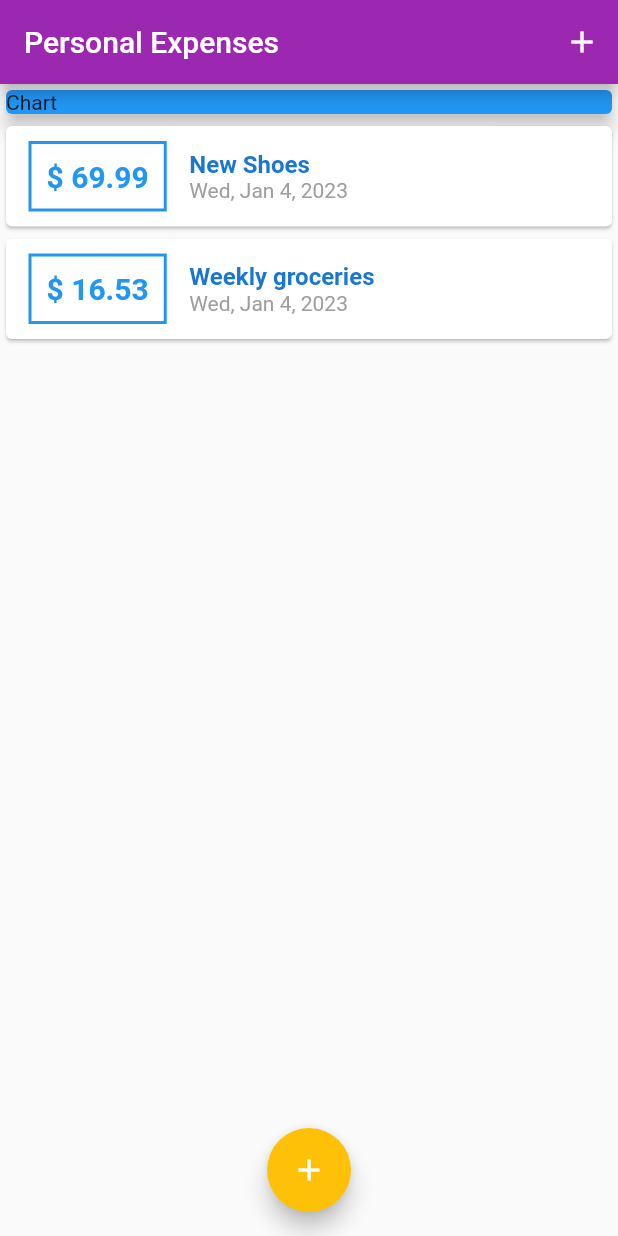
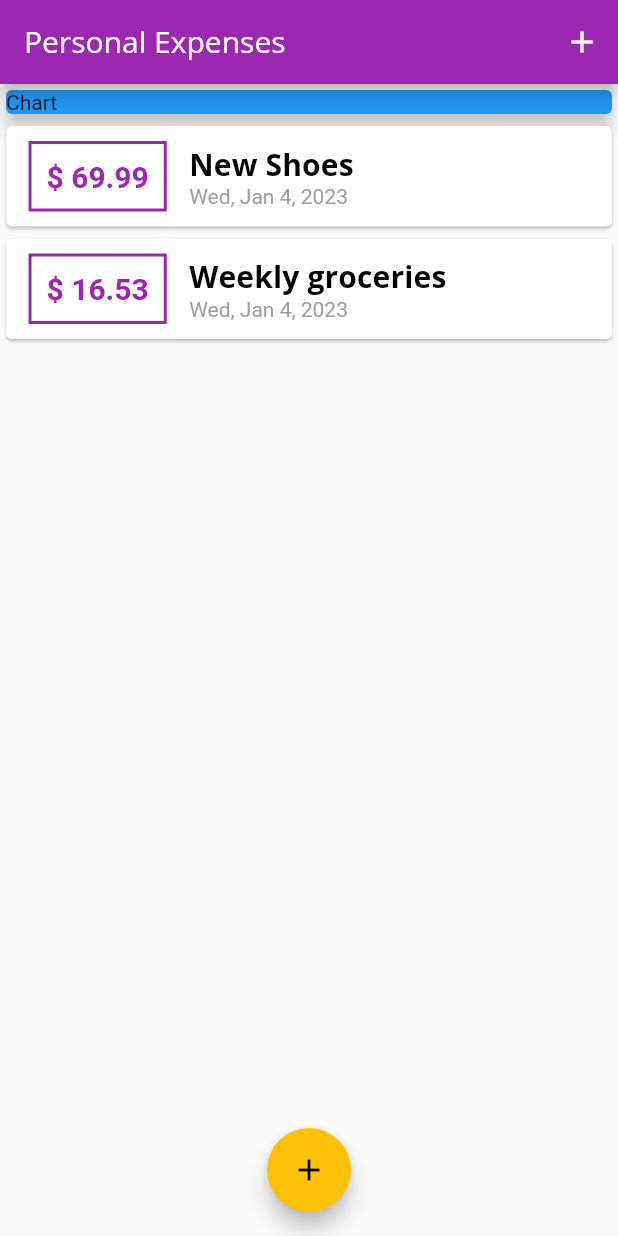
Before and after one commit to hichemBA67/expenses-app, a Flutter app: the screen it shows after launch, on a phone screen of 412 x 824 dp. Run offline on Flutter 3.47's test engine with Material 2 defaults, Android fonts, the phone set to English and light mode, and no system bars.

Commit message:
Section 4: 98 completed

```diff
--- a/lib/main.dart
+++ b/lib/main.dart
@@ -12,8 +12,24 @@ class MyApp extends StatelessWidget {
     return MaterialApp(
       title: 'Personal Expenses',
       theme: ThemeData(
-        colorScheme: ColorScheme.fromSwatch(primarySwatch: Colors.purple)
-            .copyWith(secondary: Colors.amber),
+        primarySwatch: Colors.purple,
+        accentColor: Colors.amber,
+        fontFamily: 'Quicksand',
+        textTheme: ThemeData.light().textTheme.copyWith(
+              titleSmall: TextStyle(
+                fontFamily: 'OpenSans',
+                fontWeight: FontWeight.bold,
+                fontSize: 20,
+              ),
+            ),
+        appBarTheme: AppBarTheme(
+          textTheme: ThemeData.light().textTheme.copyWith(
+                headline6: TextStyle(
+                  fontFamily: 'OpenSans',
+                  fontSize: 20,
+                ),
+              ),
+        ),
       ),
       home: MyHomePage(),
     );
--- a/lib/widgets/transaction_list.dart
+++ b/lib/widgets/transaction_list.dart
@@ -39,14 +39,8 @@ class TransactionList extends StatelessWidget {
                 mainAxisAlignment: MainAxisAlignment.spaceBetween,
                 crossAxisAlignment: CrossAxisAlignment.start,
                 children: <Widget>[
-                  Text(
-                    transactions[index].title,
-                    style: TextStyle(
-                      fontWeight: FontWeight.bold,
-                      fontSize: 16,
-                      color: Theme.of(context).primaryColorDark,
-                    ),
-                  ),
+                  Text(transactions[index].title,
+                      style: Theme.of(context).textTheme.titleSmall),
                   Text(DateFormat.yMMMEd().format(transactions[index].date),
                       style: TextStyle(
                         color: Colors.grey,
```
Also changed, not shown: pubspec.yaml (+12 -14 lines), assets/fonts/OpenSans-Bold.ttf (added), assets/fonts/OpenSans-Regular.ttf (added), assets/fonts/Quicksand-Bold.ttf (added), assets/fonts/Quicksand-Light.ttf (added), assets/fonts/Quicksand-Medium.ttf (added), assets/fonts/Quicksand-Regular.ttf (added).
